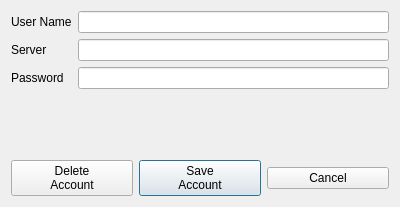
Old version of the form ui/server-account.ui in the repository berndhs/egalite.
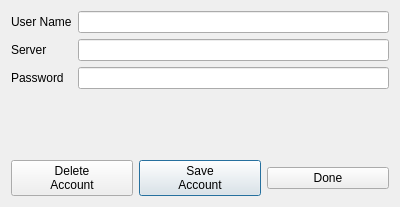
New version of the form.

Commit message: relabel Done button

```diff
--- a/ui/server-account.ui
+++ b/ui/server-account.ui
@@ -76,7 +76,7 @@
      <item>
       <widget class="QPushButton" name="cancelButton">
        <property name="text">
-        <string>Cancel</string>
+        <string>Done</string>
        </property>
       </widget>
      </item>
```
